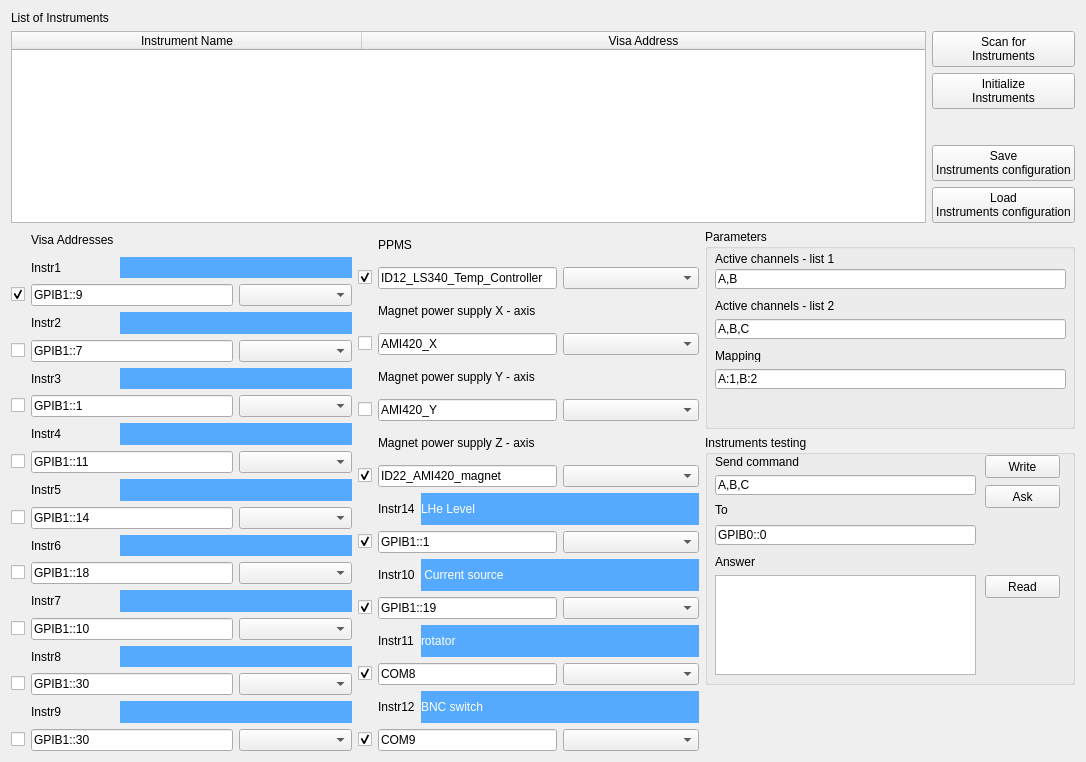
Above: PyGMI_files/Instruments_connection.ui from Argonne-National-Laboratory/PyGMI before the change. Below: the same form after it.
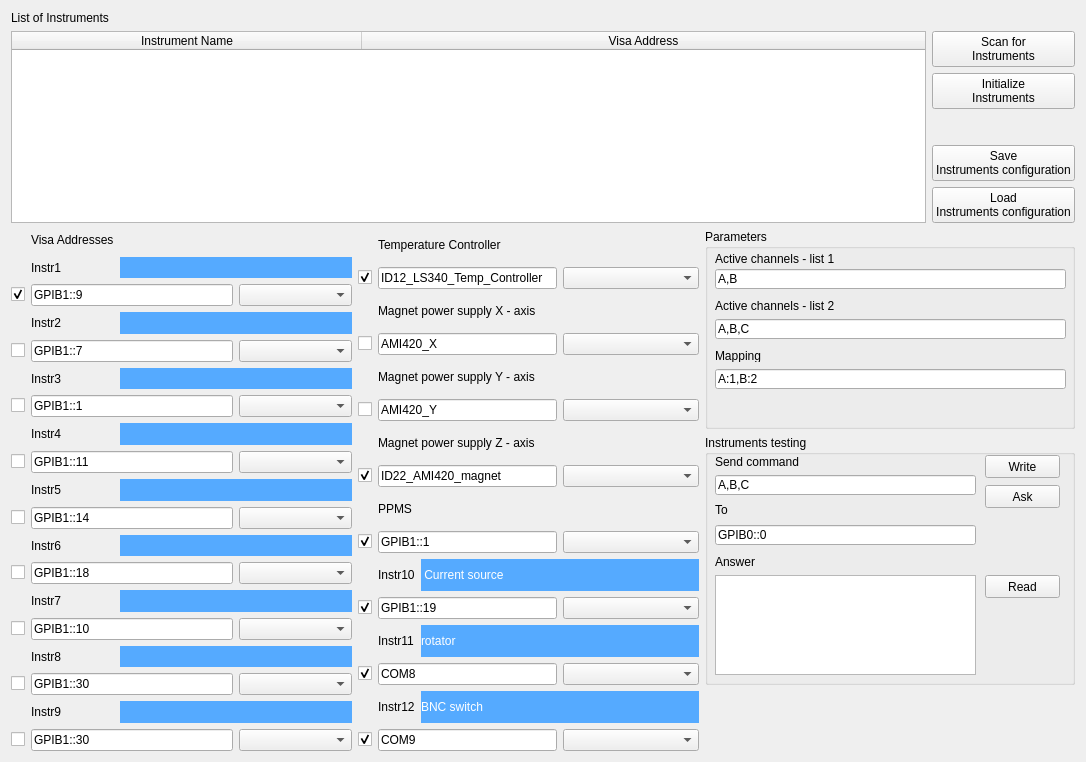
That is the form after the change.

Commit message:
Readded the temp_controller
it uselessly broke backward compatibility

```diff
--- a/PyGMI_files/Instruments_connection.ui
+++ b/PyGMI_files/Instruments_connection.ui
@@ -437,7 +437,7 @@
       <number>6</number>
      </property>
      <item row="1" column="0">
-      <widget class="QCheckBox" name="ppms_on">
+      <widget class="QCheckBox" name="temp_controller_on">
        <property name="text">
         <string/>
        </property>
@@ -447,14 +447,14 @@
       </widget>
      </item>
      <item row="1" column="1" colspan="2">
-      <widget class="QLineEdit" name="ppms_visa_address">
+      <widget class="QLineEdit" name="temp_controller_visa_address">
        <property name="text">
         <string>ID12_LS340_Temp_Controller</string>
        </property>
       </widget>
      </item>
      <item row="1" column="3">
-      <widget class="QComboBox" name="ppms_instrtype"/>
+      <widget class="QComboBox" name="temp_controller_instrtype"/>
      </item>
      <item row="2" column="1" colspan="3">
       <widget class="QLabel" name="label_34">
@@ -540,29 +540,12 @@
      <item row="8" column="1">
       <widget class="QLabel" name="label_73">
        <property name="text">
-        <string>Instr14</string>
-       </property>
-      </widget>
-     </item>
-     <item row="8" column="2" colspan="2">
-      <widget class="QLabel" name="label_74">
-       <property name="cursor">
-        <cursorShape>IBeamCursor</cursorShape>
-       </property>
-       <property name="styleSheet">
-        <string notr="true">background-color: rgb(85, 170, 255);
-color: rgb(255, 255, 255);</string>
-       </property>
-       <property name="text">
-        <string>LHe Level</string>
-       </property>
-       <property name="textInteractionFlags">
-        <set>Qt::LinksAccessibleByKeyboard|Qt::LinksAccessibleByMouse|Qt::TextBrowserInteraction|Qt::TextEditable|Qt::TextEditorInteraction|Qt::TextSelectableByKeyboard|Qt::TextSelectableByMouse</set>
+        <string>PPMS</string>
        </property>
       </widget>
      </item>
      <item row="9" column="0">
-      <widget class="QCheckBox" name="instr_on_14">
+      <widget class="QCheckBox" name="ppms_on">
        <property name="text">
         <string/>
        </property>
@@ -572,14 +555,14 @@
       </widget>
      </item>
      <item row="9" column="1" colspan="2">
-      <widget class="QLineEdit" name="instr_visa_address_14">
+      <widget class="QLineEdit" name="ppms_visa_address">
        <property name="text">
         <string>GPIB1::1</string>
        </property>
       </widget>
      </item>
      <item row="9" column="3">
-      <widget class="QComboBox" name="instr_instrtype_14"/>
+      <widget class="QComboBox" name="ppms_instrtype"/>
      </item>
      <item row="10" column="1">
       <widget class="QLabel" name="label_39">
@@ -716,7 +699,7 @@
      <item row="0" column="1" colspan="3">
       <widget class="QLabel" name="label_14">
        <property name="text">
-        <string>PPMS</string>
+        <string>Temperature Controller</string>
        </property>
       </widget>
      </item>
```
The commit also changes 2 other files.
